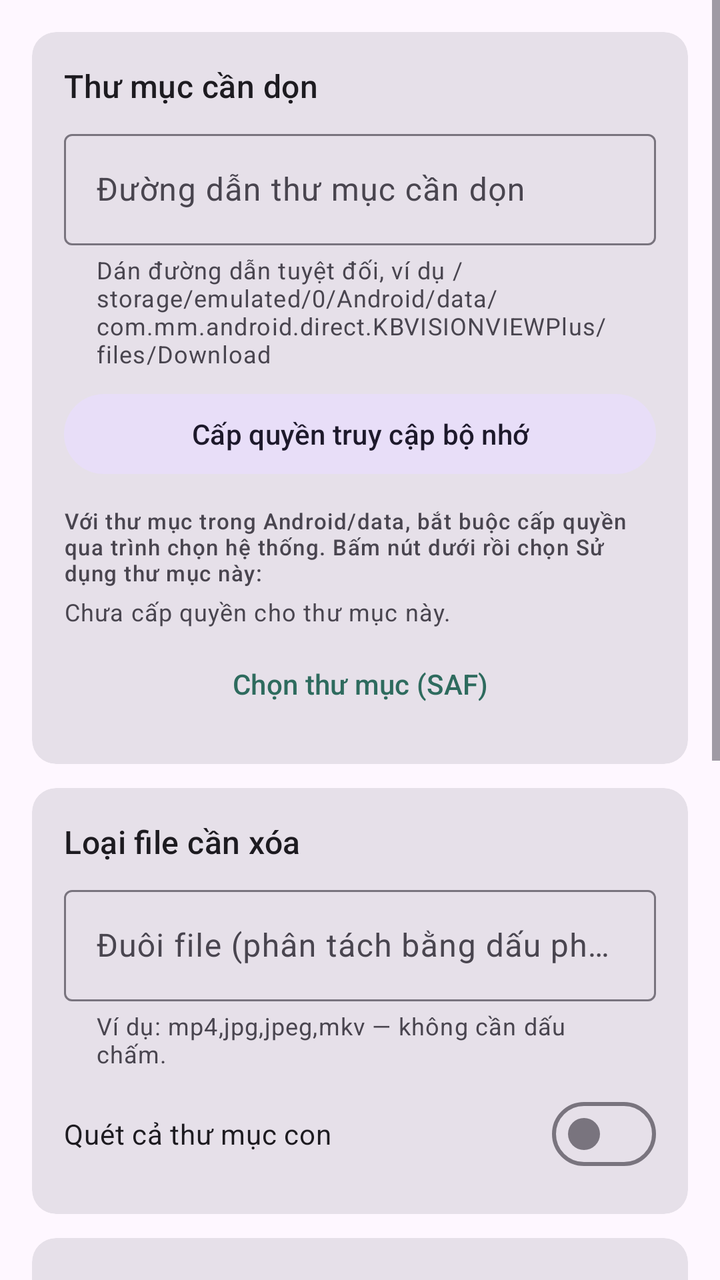
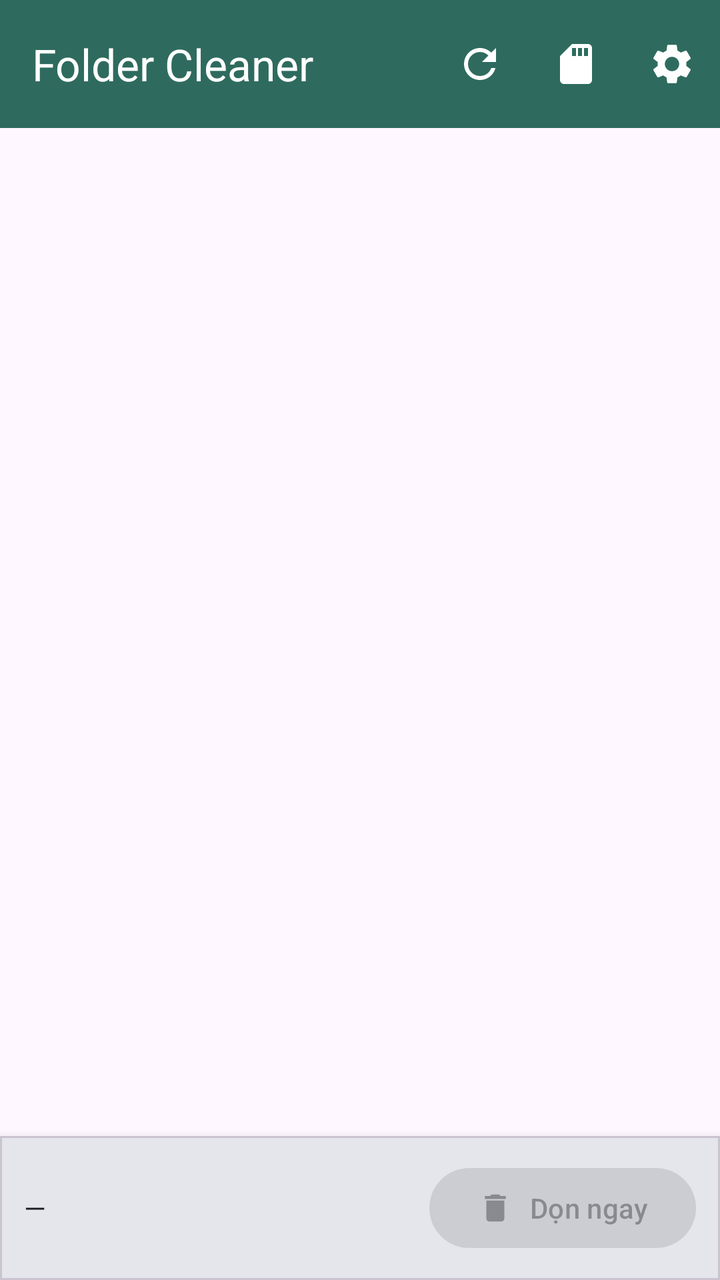

Two renders of the same Android screen: before a commit and after it. Below are the layout's source before the change and the commit's diff.
<!-- AndroidManifest.xml: application theme Theme.FolderCleaner -->
<!-- res/layout/activity_main.xml -->
<?xml version="1.0" encoding="utf-8"?>
<ScrollView xmlns:android="http://schemas.android.com/apk/res/android"
    xmlns:app="http://schemas.android.com/apk/res-auto"
    android:layout_width="match_parent"
    android:layout_height="match_parent"
    android:fillViewport="true">

    <LinearLayout
        android:layout_width="match_parent"
        android:layout_height="wrap_content"
        android:orientation="vertical"
        android:padding="16dp">

        
        <com.google.android.material.card.MaterialCardView
            style="?attr/materialCardViewFilledStyle"
            android:layout_width="match_parent"
            android:layout_height="wrap_content"
            app:cardCornerRadius="12dp">

            <LinearLayout
                android:layout_width="match_parent"
                android:layout_height="wrap_content"
                android:orientation="vertical"
                android:padding="16dp">

                <TextView
                    android:layout_width="wrap_content"
                    android:layout_height="wrap_content"
                    android:text="@string/section_folder"
                    android:textAppearance="?attr/textAppearanceTitleMedium" />

                <com.google.android.material.textfield.TextInputLayout
                    android:layout_width="match_parent"
                    android:layout_height="wrap_content"
                    android:layout_marginTop="8dp"
                    android:hint="@string/hint_path"
                    app:helperText="@string/helper_path"
                    app:helperTextEnabled="true">

                    <com.google.android.material.textfield.TextInputEditText
                        android:id="@+id/etPath"
                        android:layout_width="match_parent"
                        android:layout_height="wrap_content"
                        android:inputType="textNoSuggestions|textMultiLine"
                        android:maxLines="3" />
                </com.google.android.material.textfield.TextInputLayout>

                <com.google.android.material.button.MaterialButton
                    android:id="@+id/btnGrant"
                    style="@style/Widget.Material3.Button.TonalButton"
                    android:layout_width="match_parent"
                    android:layout_height="wrap_content"
                    android:layout_marginTop="8dp"
                    android:text="@string/btn_grant_storage" />

                <TextView
                    android:layout_width="match_parent"
                    android:layout_height="wrap_content"
                    android:layout_marginTop="12dp"
                    android:text="@string/or_use_saf"
                    android:textAppearance="?attr/textAppearanceLabelSmall" />

                <TextView
                    android:id="@+id/tvFolder"
                    android:layout_width="match_parent"
                    android:layout_height="wrap_content"
                    android:layout_marginTop="4dp"
                    android:text="@string/no_folder"
                    android:textAppearance="?attr/textAppearanceBodySmall"
                    android:textIsSelectable="true" />

                <com.google.android.material.button.MaterialButton
                    android:id="@+id/btnBrowse"
                    style="@style/Widget.Material3.Button.TextButton"
                    android:layout_width="match_parent"
                    android:layout_height="wrap_content"
                    android:layout_marginTop="4dp"
                    android:text="@string/btn_browse" />
            </LinearLayout>
        </com.google.android.material.card.MaterialCardView>

        
        <com.google.android.material.card.MaterialCardView
            style="?attr/materialCardViewFilledStyle"
            android:layout_width="match_parent"
            android:layout_height="wrap_content"
            android:layout_marginTop="12dp"
            app:cardCornerRadius="12dp">

            <LinearLayout
                android:layout_width="match_parent"
                android:layout_height="wrap_content"
                android:orientation="vertical"
                android:padding="16dp">

                <TextView
                    android:layout_width="wrap_content"
                    android:layout_height="wrap_content"
                    android:text="@string/section_extensions"
                    android:textAppearance="?attr/textAppearanceTitleMedium" />

                <com.google.android.material.textfield.TextInputLayout
                    android:layout_width="match_parent"
                    android:layout_height="wrap_content"
                    android:layout_marginTop="8dp"
                    android:hint="@string/hint_extensions"
                    app:helperText="@string/helper_extensions"
                    app:helperTextEnabled="true">

                    <com.google.android.material.textfield.TextInputEditText
                        android:id="@+id/etExtensions"
                        android:layout_width="match_parent"
                        android:layout_height="wrap_content"
                        android:inputType="textNoSuggestions"
                        android:maxLines="1" />
                </com.google.android.material.textfield.TextInputLayout>

                <com.google.android.material.materialswitch.MaterialSwitch
                    android:id="@+id/swRecursive"
                    android:layout_width="match_parent"
                    android:layout_height="wrap_content"
                    android:layout_marginTop="8dp"
                    android:text="@string/switch_recursive" />
            </LinearLayout>
        </com.google.android.material.card.MaterialCardView>

        
        <com.google.android.material.card.MaterialCardView
            style="?attr/materialCardViewFilledStyle"
            android:layout_width="match_parent"
            android:layout_height="wrap_content"
            android:layout_marginTop="12dp"
            app:cardCornerRadius="12dp">

            <LinearLayout
                android:layout_width="match_parent"
                android:layout_height="wrap_content"
                android:orientation="vertical"
                android:padding="16dp">

                <TextView
                    android:layout_width="wrap_content"
                    android:layout_height="wrap_content"
                    android:text="@string/section_actions"
                    android:textAppearance="?attr/textAppearanceTitleMedium" />

                <com.google.android.material.button.MaterialButton
                    android:id="@+id/btnDryRun"
                    style="@style/Widget.Material3.Button.TonalButton"
                    android:layout_width="match_parent"
                    android:layout_height="wrap_content"
                    android:layout_marginTop="12dp"
                    android:text="@string/btn_dry_run" />

                <com.google.android.material.button.MaterialButton
                    android:id="@+id/btnClean"
                    android:layout_width="match_parent"
                    android:layout_height="wrap_content"
                    android:layout_marginTop="8dp"
                    android:text="@string/btn_clean" />

                <ProgressBar
                    android:id="@+id/progress"
                    android:layout_width="match_parent"
                    android:layout_height="wrap_content"
                    android:layout_marginTop="12dp"
                    android:indeterminate="true"
                    android:visibility="gone" />

                <TextView
                    android:id="@+id/tvResult"
                    android:layout_width="match_parent"
                    android:layout_height="wrap_content"
                    android:layout_marginTop="12dp"
                    android:fontFamily="monospace"
                    android:textAppearance="?attr/textAppearanceBodyMedium"
                    android:textIsSelectable="true" />
            </LinearLayout>
        </com.google.android.material.card.MaterialCardView>

        
        <com.google.android.material.card.MaterialCardView
            style="?attr/materialCardViewFilledStyle"
            android:layout_width="match_parent"
            android:layout_height="wrap_content"
            android:layout_marginTop="12dp"
            android:layout_marginBottom="16dp"
            app:cardCornerRadius="12dp">

            <LinearLayout
                android:layout_width="match_parent"
                android:layout_height="wrap_content"
                android:orientation="vertical"
                android:padding="16dp">

                <TextView
                    android:layout_width="wrap_content"
                    android:layout_height="wrap_content"
                    android:text="@string/section_auto"
                    android:textAppearance="?attr/textAppearanceTitleMedium" />

                <com.google.android.material.materialswitch.MaterialSwitch
                    android:id="@+id/swAuto"
                    android:layout_width="match_parent"
                    android:layout_height="wrap_content"
                    android:layout_marginTop="8dp"
                    android:text="@string/switch_auto" />

                <com.google.android.material.textfield.TextInputLayout
                    android:layout_width="match_parent"
                    android:layout_height="wrap_content"
                    android:layout_marginTop="8dp"
                    android:hint="@string/hint_interval"
                    app:helperText="@string/helper_interval"
                    app:helperTextEnabled="true">

                    <com.google.android.material.textfield.TextInputEditText
                        android:id="@+id/etInterval"
                        android:layout_width="match_parent"
                        android:layout_height="wrap_content"
                        android:inputType="number"
                        android:maxLines="1" />
                </com.google.android.material.textfield.TextInputLayout>
            </LinearLayout>
        </com.google.android.material.card.MaterialCardView>

    </LinearLayout>
</ScrollView>
<!-- resources referenced by this layout -->
<resources>
  <string name="btn_browse">Chọn thư mục (SAF)</string>
  <string name="btn_clean">Dọn ngay</string>
  <string name="btn_dry_run">Quét thử (không xóa)</string>
  <string name="btn_grant_storage">Cấp quyền truy cập bộ nhớ</string>
  <string name="helper_extensions">Ví dụ: mp4,jpg,jpeg,mkv — không cần dấu chấm.</string>
  <string name="helper_interval">Tối thiểu 1 giờ. Hệ thống có thể trễ vài phút để tiết kiệm pin.</string>
  <string name="helper_path">Dán đường dẫn tuyệt đối, ví dụ /storage/emulated/0/Android/data/com.mm.android.direct.KBVISIONVIEWPlus/files/Download</string>
  <string name="hint_extensions">Đuôi file (phân tách bằng dấu phẩy)</string>
  <string name="hint_interval">Chu kỳ (giờ)</string>
  <string name="hint_path">Đường dẫn thư mục cần dọn</string>
  <string name="no_folder">Chưa cấp quyền cho thư mục này.</string>
  <string name="or_use_saf">Với thư mục trong Android/data, bắt buộc cấp quyền qua trình chọn hệ thống. Bấm nút dưới rồi chọn "Sử dụng thư mục này":</string>
  <string name="section_actions">Dọn dẹp</string>
  <string name="section_auto">Dọn tự động</string>
  <string name="section_extensions">Loại file cần xóa</string>
  <string name="section_folder">Thư mục cần dọn</string>
  <string name="switch_auto">Tự động dọn định kỳ</string>
  <string name="switch_recursive">Quét cả thư mục con</string>
  <style name="Theme.FolderCleaner" parent="Theme.Material3.DayNight">
          <item name="colorPrimary">@color/md_primary</item>
          <item name="colorOnPrimary">@color/white</item>
      </style>
  <color name="md_primary">#2E6B5E</color>
  <color name="white">#FFFFFFFF</color>
</resources>

<!-- the commit's change to res/layout/activity_main.xml (unified diff, before → after) -->
@@ -1,229 +1,111 @@
 <?xml version="1.0" encoding="utf-8"?>
-<ScrollView xmlns:android="http://schemas.android.com/apk/res/android"
+<androidx.coordinatorlayout.widget.CoordinatorLayout
+    xmlns:android="http://schemas.android.com/apk/res/android"
     xmlns:app="http://schemas.android.com/apk/res-auto"
     android:layout_width="match_parent"
-    android:layout_height="match_parent"
-    android:fillViewport="true">
+    android:layout_height="match_parent">
 
+    <com.google.android.material.appbar.AppBarLayout
+        android:layout_width="match_parent"
+        android:layout_height="wrap_content">
+
+        <com.google.android.material.appbar.MaterialToolbar
+            android:id="@+id/toolbar"
+            android:layout_width="match_parent"
+            android:layout_height="?attr/actionBarSize"
+            app:title="@string/app_name"
+            app:titleTextColor="@color/white"
+            android:background="?attr/colorPrimary"
+            app:menu="@menu/main_menu" />
+    </com.google.android.material.appbar.AppBarLayout>
+
+    
+    <androidx.recyclerview.widget.RecyclerView
+        android:id="@+id/recycler"
+        android:layout_width="match_parent"
+        android:layout_height="match_parent"
+        android:clipToPadding="false"
+        android:padding="4dp"
+        android:paddingBottom="88dp"
+        app:layout_behavior="@string/appbar_scrolling_view_behavior" />
+
+    
+    <ProgressBar
+        android:id="@+id/progressScan"
+        android:layout_width="wrap_content"
+        android:layout_height="wrap_content"
+        android:layout_gravity="center"
+        android:visibility="gone"
+        app:layout_behavior="@string/appbar_scrolling_view_behavior" />
+
+    
     <LinearLayout
+        android:id="@+id/emptyState"
+        android:layout_width="match_parent"
+        android:layout_height="match_parent"
+        android:orientation="vertical"
+        android:gravity="center"
+        android:padding="32dp"
+        android:visibility="gone"
+        app:layout_behavior="@string/appbar_scrolling_view_behavior">
+
+        <ImageView
+            android:layout_width="72dp"
+            android:layout_height="72dp"
+            android:src="@drawable/ic_image"
+            android:alpha="0.5"
+            android:contentDescription="@null" />
+
+        <TextView
+            android:id="@+id/tvEmpty"
+            android:layout_width="wrap_content"
+            android:layout_height="wrap_content"
+            android:layout_marginTop="16dp"
+            android:gravity="center"
+            android:text="@string/empty_need_grant"
+            android:textAppearance="?attr/textAppearanceBodyLarge" />
+
+        <com.google.android.material.button.MaterialButton
+            android:id="@+id/btnEmptyAction"
+            android:layout_width="wrap_content"
+            android:layout_height="wrap_content"
+            android:layout_marginTop="20dp"
+            android:text="@string/open_settings" />
+    </LinearLayout>
+
+    
+    <com.google.android.material.card.MaterialCardView
+        android:id="@+id/bottomBar"
         android:layout_width="match_parent"
         android:layout_height="wrap_content"
-        android:orientation="vertical"
-        android:padding="16dp">
+        android:layout_gravity="bottom"
+        app:cardCornerRadius="0dp"
+        app:cardElevation="8dp">
 
-        
-        <com.google.android.material.card.MaterialCardView
-            style="?attr/materialCardViewFilledStyle"
+        <LinearLayout
             android:layout_width="match_parent"
             android:layout_height="wrap_content"
-            app:cardCornerRadius="12dp">
+            android:orientation="horizontal"
+            android:gravity="center_vertical"
+            android:padding="12dp">
 
-            <LinearLayout
-                android:layout_width="match_parent"
+            <TextView
+                android:id="@+id/tvSummary"
+                android:layout_width="0dp"
                 android:layout_height="wrap_content"
-                android:orientation="vertical"
-                android:padding="16dp">
+                android:layout_weight="1"
+                android:textAppearance="?attr/textAppearanceBodyMedium"
+                android:text="@string/summary_placeholder" />
 
-                <TextView
-                    android:layout_width="wrap_content"
-                    android:layout_height="wrap_content"
-                    android:text="@string/section_folder"
-                    android:textAppearance="?attr/textAppearanceTitleMedium" />
+            <com.google.android.material.button.MaterialButton
+                android:id="@+id/btnCleanNow"
+                style="@style/Widget.Material3.Button"
+                android:layout_width="wrap_content"
+                android:layout_height="wrap_content"
+                app:icon="@drawable/ic_delete"
+                android:enabled="false"
+                android:text="@string/btn_clean" />
+        </LinearLayout>
+    </com.google.android.material.card.MaterialCardView>
 
-                <com.google.android.material.textfield.TextInputLayout
-                    android:layout_width="match_parent"
-                    android:layout_height="wrap_content"
-                    android:layout_marginTop="8dp"
-                    android:hint="@string/hint_path"
-                    app:helperText="@string/helper_path"
-                    app:helperTextEnabled="true">
-
-                    <com.google.android.material.textfield.TextInputEditText
-                        android:id="@+id/etPath"
-                        android:layout_width="match_parent"
-                        android:layout_height="wrap_content"
-                        android:inputType="textNoSuggestions|textMultiLine"
-                        android:maxLines="3" />
-                </com.google.android.material.textfield.TextInputLayout>
-
-                <com.google.android.material.button.MaterialButton
-                    android:id="@+id/btnGrant"
-                    style="@style/Widget.Material3.Button.TonalButton"
-                    android:layout_width="match_parent"
-                    android:layout_height="wrap_content"
-                    android:layout_marginTop="8dp"
-                    android:text="@string/btn_grant_storage" />
-
-                <TextView
-                    android:layout_width="match_parent"
-                    android:layout_height="wrap_content"
-                    android:layout_marginTop="12dp"
-                    android:text="@string/or_use_saf"
-                    android:textAppearance="?attr/textAppearanceLabelSmall" />
-
-                <TextView
-                    android:id="@+id/tvFolder"
-                    android:layout_width="match_parent"
-                    android:layout_height="wrap_content"
-                    android:layout_marginTop="4dp"
-                    android:text="@string/no_folder"
-                    android:textAppearance="?attr/textAppearanceBodySmall"
-                    android:textIsSelectable="true" />
-
-                <com.google.android.material.button.MaterialButton
-                    android:id="@+id/btnBrowse"
-                    style="@style/Widget.Material3.Button.TextButton"
-                    android:layout_width="match_parent"
-                    android:layout_height="wrap_content"
-                    android:layout_marginTop="4dp"
-                    android:text="@string/btn_browse" />
-            </LinearLayout>
-        </com.google.android.material.card.MaterialCardView>
-
-        
-        <com.google.android.material.card.MaterialCardView
-            style="?attr/materialCardViewFilledStyle"
-            android:layout_width="match_parent"
-            android:layout_height="wrap_content"
-            android:layout_marginTop="12dp"
-            app:cardCornerRadius="12dp">
-
-            <LinearLayout
-                android:layout_width="match_parent"
-                android:layout_height="wrap_content"
-                android:orientation="vertical"
-                android:padding="16dp">
-
-                <TextView
-                    android:layout_width="wrap_content"
-                    android:layout_height="wrap_content"
-                    android:text="@string/section_extensions"
-                    android:textAppearance="?attr/textAppearanceTitleMedium" />
-
-                <com.google.android.material.textfield.TextInputLayout
-                    android:layout_width="match_parent"
-                    android:layout_height="wrap_content"
-                    android:layout_marginTop="8dp"
-                    android:hint="@string/hint_extensions"
-                    app:helperText="@string/helper_extensions"
-                    app:helperTextEnabled="true">
-
-                    <com.google.android.material.textfield.TextInputEditText
-                        android:id="@+id/etExtensions"
-                        android:layout_width="match_parent"
-                        android:layout_height="wrap_content"
-                        android:inputType="textNoSuggestions"
-                        android:maxLines="1" />
-                </com.google.android.material.textfield.TextInputLayout>
-
-                <com.google.android.material.materialswitch.MaterialSwitch
-                    android:id="@+id/swRecursive"
-                    android:layout_width="match_parent"
-                    android:layout_height="wrap_content"
-                    android:layout_marginTop="8dp"
-                    android:text="@string/switch_recursive" />
-            </LinearLayout>
-        </com.google.android.material.card.MaterialCardView>
-
-        
-        <com.google.android.material.card.MaterialCardView
-            style="?attr/materialCardViewFilledStyle"
-            android:layout_width="match_parent"
-            android:layout_height="wrap_content"
-            android:layout_marginTop="12dp"
-            app:cardCornerRadius="12dp">
-
-            <LinearLayout
-                android:layout_width="match_parent"
-                android:layout_height="wrap_content"
-                android:orientation="vertical"
-                android:padding="16dp">
-
-                <TextView
-                    android:layout_width="wrap_content"
-                    android:layout_height="wrap_content"
-                    android:text="@string/section_actions"
-                    android:textAppearance="?attr/textAppearanceTitleMedium" />
-
-                <com.google.android.material.button.MaterialButton
-                    android:id="@+id/btnDryRun"
-                    style="@style/Widget.Material3.Button.TonalButton"
-                    android:layout_width="match_parent"
-                    android:layout_height="wrap_content"
-                    android:layout_marginTop="12dp"
-                    android:text="@string/btn_dry_run" />
-
-                <com.google.android.material.button.MaterialButton
-                    android:id="@+id/btnClean"
-                    android:layout_width="match_parent"
-                    android:layout_height="wrap_content"
-                    android:layout_marginTop="8dp"
-                    android:text="@string/btn_clean" />
-
-                <ProgressBar
-                    android:id="@+id/progress"
-                    android:layout_width="match_parent"
-                    android:layout_height="wrap_content"
-                    android:layout_marginTop="12dp"
-                    android:indeterminate="true"
-                    android:visibility="gone" />
-
-                <TextView
-                    android:id="@+id/tvResult"
-                    android:layout_width="match_parent"
-                    android:layout_height="wrap_content"
-                    android:layout_marginTop="12dp"
-                    android:fontFamily="monospace"
-                    android:textAppearance="?attr/textAppearanceBodyMedium"
-                    android:textIsSelectable="true" />
-            </LinearLayout>
-        </com.google.android.material.card.MaterialCardView>
-
-        
-        <com.google.android.material.card.MaterialCardView
-            style="?attr/materialCardViewFilledStyle"
-            android:layout_width="match_parent"
-            android:layout_height="wrap_content"
-            android:layout_marginTop="12dp"
-            android:layout_marginBottom="16dp"
-            app:cardCornerRadius="12dp">
-
-            <LinearLayout
-                android:layout_width="match_parent"
-                android:layout_height="wrap_content"
-                android:orientation="vertical"
-                android:padding="16dp">
-
-                <TextView
-                    android:layout_width="wrap_content"
-                    android:layout_height="wrap_content"
-                    android:text="@string/section_auto"
-                    android:textAppearance="?attr/textAppearanceTitleMedium" />
-
-                <com.google.android.material.materialswitch.MaterialSwitch
-                    android:id="@+id/swAuto"
-                    android:layout_width="match_parent"
-                    android:layout_height="wrap_content"
-                    android:layout_marginTop="8dp"
-                    android:text="@string/switch_auto" />
-
-                <com.google.android.material.textfield.TextInputLayout
-                    android:layout_width="match_parent"
-                    android:layout_height="wrap_content"
-                    android:layout_marginTop="8dp"
-                    android:hint="@string/hint_interval"
-                    app:helperText="@string/helper_interval"
-                    app:helperTextEnabled="true">
-
-                    <com.google.android.material.textfield.TextInputEditText
-                        android:id="@+id/etInterval"
-                        android:layout_width="match_parent"
-                        android:layout_height="wrap_content"
-                        android:inputType="number"
-                        android:maxLines="1" />
-                </com.google.android.material.textfield.TextInputLayout>
-            </LinearLayout>
-        </com.google.android.material.card.MaterialCardView>
-
-    </LinearLayout>
-</ScrollView>
+</androidx.coordinatorlayout.widget.CoordinatorLayout>
<!-- resource entries referenced after the edit -->
@@ -1,28 +1,39 @@
 <!-- resources referenced by this layout -->
 <resources>
-  <string name="btn_browse">Chọn thư mục (SAF)</string>
   <string name="btn_clean">Dọn ngay</string>
-  <string name="btn_dry_run">Quét thử (không xóa)</string>
-  <string name="btn_grant_storage">Cấp quyền truy cập bộ nhớ</string>
-  <string name="helper_extensions">Ví dụ: mp4,jpg,jpeg,mkv — không cần dấu chấm.</string>
-  <string name="helper_interval">Tối thiểu 1 giờ. Hệ thống có thể trễ vài phút để tiết kiệm pin.</string>
-  <string name="helper_path">Dán đường dẫn tuyệt đối, ví dụ /storage/emulated/0/Android/data/com.mm.android.direct.KBVISIONVIEWPlus/files/Download</string>
-  <string name="hint_extensions">Đuôi file (phân tách bằng dấu phẩy)</string>
-  <string name="hint_interval">Chu kỳ (giờ)</string>
-  <string name="hint_path">Đường dẫn thư mục cần dọn</string>
-  <string name="no_folder">Chưa cấp quyền cho thư mục này.</string>
-  <string name="or_use_saf">Với thư mục trong Android/data, bắt buộc cấp quyền qua trình chọn hệ thống. Bấm nút dưới rồi chọn "Sử dụng thư mục này":</string>
-  <string name="section_actions">Dọn dẹp</string>
-  <string name="section_auto">Dọn tự động</string>
-  <string name="section_extensions">Loại file cần xóa</string>
-  <string name="section_folder">Thư mục cần dọn</string>
-  <string name="switch_auto">Tự động dọn định kỳ</string>
-  <string name="switch_recursive">Quét cả thư mục con</string>
-  <style name="Theme.FolderCleaner" parent="Theme.Material3.DayNight">
+  <string name="empty_need_grant">Chưa cấp quyền thư mục. Mở Cấu hình, bấm "Chọn thư mục (SAF)" rồi "Sử dụng thư mục này".</string>
+  <string name="open_settings">Mở cấu hình</string>
+  <string name="summary_placeholder">—</string>
+  <style name="Theme.FolderCleaner" parent="Theme.Material3.Light.NoActionBar">
           <item name="colorPrimary">@color/md_primary</item>
           <item name="colorOnPrimary">@color/white</item>
+          <item name="android:statusBarColor">@color/md_primary</item>
+          <item name="android:windowLightStatusBar">false</item>
       </style>
   <color name="md_primary">#2E6B5E</color>
   <color name="white">#FFFFFFFF</color>
+  <!-- drawable ic_delete (drawable) -->
+  <vector xmlns:android="http://schemas.android.com/apk/res/android"
+      android:width="24dp"
+      android:height="24dp"
+      android:viewportWidth="24"
+      android:viewportHeight="24"
+      android:tint="@color/white">
+      <path
+          android:fillColor="@android:color/white"
+          android:pathData="M6,19c0,1.1 0.9,2 2,2h8c1.1,0 2,-0.9 2,-2V7H6v12zM19,4h-3.5l-1,-1h-5l-1,1H5v2h14V4z" />
+  </vector>
+  <!-- drawable ic_image (drawable) -->
+  <vector xmlns:android="http://schemas.android.com/apk/res/android"
+      android:width="40dp"
+      android:height="40dp"
+      android:viewportWidth="24"
+      android:viewportHeight="24"
+      android:tint="#FF90A4AE">
+      <path
+          android:fillColor="@android:color/white"
+          android:pathData="M21,19V5c0,-1.1 -0.9,-2 -2,-2H5c-1.1,0 -2,0.9 -2,2v14c0,1.1 0.9,2 2,2h14c1.1,0 2,-0.9 2,-2zM8.5,13.5l2.5,3.01L14.5,12l4.5,6H5l3.5,-4.5z" />
+  </vector>
+  <string name="app_name">Folder Cleaner</string>
 </resources>
 
